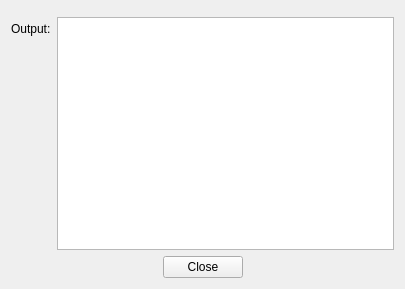
Before: the Qt Designer form src/gui/remote/RemoteProcessDialog.ui in t-h-e/keepassxc, drawn with Qt 5.
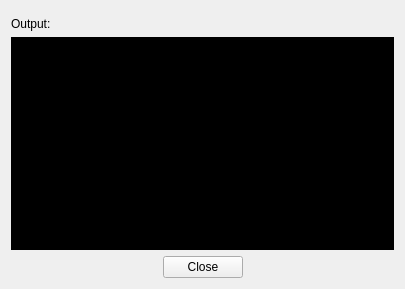
After: the same form once the commit is applied. Custom widgets are drawn as their Qt base class.

```diff
--- a/src/gui/remote/RemoteProcessDialog.ui
+++ b/src/gui/remote/RemoteProcessDialog.ui
@@ -10,7 +10,7 @@
     <height>289</height>
    </rect>
   </property>
-  <layout class="QVBoxLayout" name="verticalLayout" stretch="0,0">
+  <layout class="QVBoxLayout" name="verticalLayout" stretch="0,0,0">
    <item>
     <widget class="MessageWidget" name="messageWidget" native="true">
      <property name="sizePolicy">
@@ -22,16 +22,28 @@
     </widget>
    </item>
    <item>
-    <layout class="QFormLayout" name="formLayout">
-     <item row="0" column="0">
+    <layout class="QVBoxLayout" name="verticalLayout_2">
+     <item>
       <widget class="QLabel" name="label">
        <property name="text">
         <string>Output:</string>
        </property>
       </widget>
      </item>
-     <item row="0" column="1">
-      <widget class="QPlainTextEdit" name="output"/>
+     <item>
+      <widget class="QPlainTextEdit" name="output">
+       <property name="font">
+        <font>
+         <family>Noto Sans Mono</family>
+        </font>
+       </property>
+       <property name="styleSheet">
+        <string notr="true">background-color: black; color: white;</string>
+       </property>
+       <property name="readOnly">
+        <bool>true</bool>
+       </property>
+      </widget>
      </item>
     </layout>
    </item>
```
